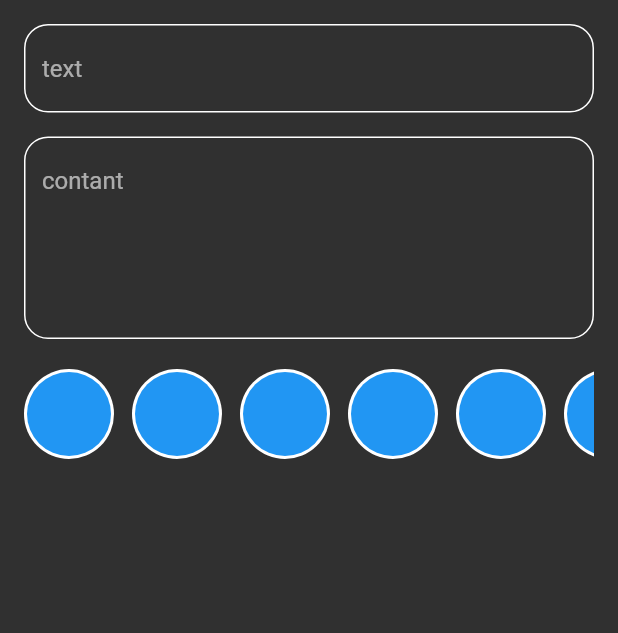
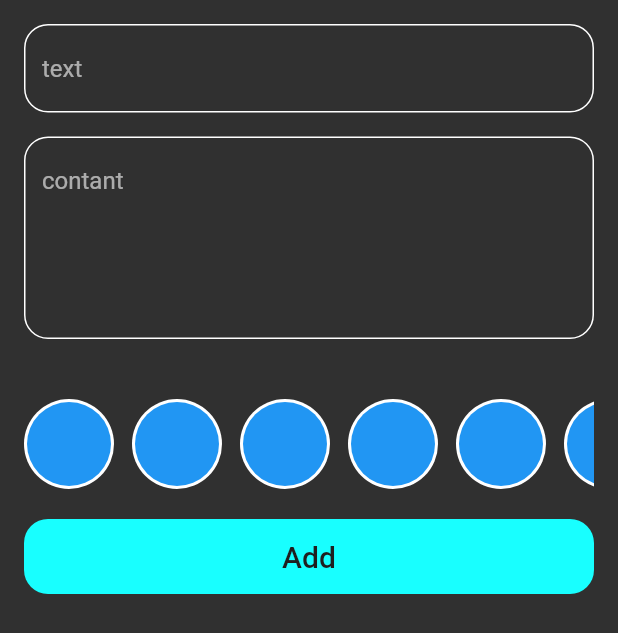
Before and after one commit to ammaraboalrub3/note_app, a Flutter app: the CustomSheetItems widget shown alone on an empty page, opened directly, on a phone screen of 412 x 824 dp. Shown: the top 633 px of the screen. Run offline on Flutter 3.47's test engine with Material 2 defaults, Android fonts, the phone set to English and light mode, and no system bars.

Commit message:
create CustomCickButton widget

```diff
--- /dev/null
+++ b/lib/widget/custom_click_button.dart
@@ -0,0 +1,31 @@
+import 'package:flutter/material.dart';
+
+import '../constant.dart';
+
+class CustomCickButton extends StatelessWidget {
+  const CustomCickButton({
+    super.key,
+    this.onPressed,
+  });
+
+  final void Function()? onPressed;
+
+  @override
+  Widget build(BuildContext context) {
+    return GestureDetector(
+      onTap: onPressed,
+      child: Container(
+        height: 50,
+        width: MediaQuery.of(context).size.width,
+        decoration: BoxDecoration(
+            borderRadius: BorderRadius.circular(16), color: Colors.cyanAccent),
+        child: Center(
+            child: Text(
+          "Add",
+          style: TextStyle(
+              color: kColor, fontSize: 20, fontWeight: FontWeight.w500),
+        )),
+      ),
+    );
+  }
+}
--- a/lib/widget/custom_sheet_items.dart
+++ b/lib/widget/custom_sheet_items.dart
@@ -1,6 +1,8 @@
 import 'package:flutter/material.dart';
 import 'package:note_application/widget/Custom_text_field.dart';
 import 'package:note_application/widget/custom_circle_avatar_builder.dart';
+
+import 'custom_click_button.dart';
 
 class CustomSheetItems extends StatelessWidget {
   const CustomSheetItems({
@@ -15,24 +17,33 @@ class CustomSheetItems extends StatelessWidget {
             right: 16,
             left: 16,
             bottom: MediaQuery.of(context).viewInsets.bottom),
-        child: const SingleChildScrollView(
+        child: SingleChildScrollView(
             child: Column(
           children: [
-            CustomTextField(
+            const CustomTextField(
               maxLines: 1,
               hint: "text",
             ),
-            SizedBox(
+            const SizedBox(
               height: 16,
             ),
-            CustomTextField(
+            const CustomTextField(
               maxLines: 5,
               hint: "contant",
             ),
-            SizedBox(
+            const SizedBox(
+              height: 40,
+            ),
+            const CustomCircleAvatarBuilder(),
+            const SizedBox(
               height: 20,
             ),
-            CustomCircleAvatarBuilder(),
+            CustomCickButton(
+              onPressed: () {},
+            ),
+            const SizedBox(
+              height: 18,
+            )
           ],
         )));
   }
```
